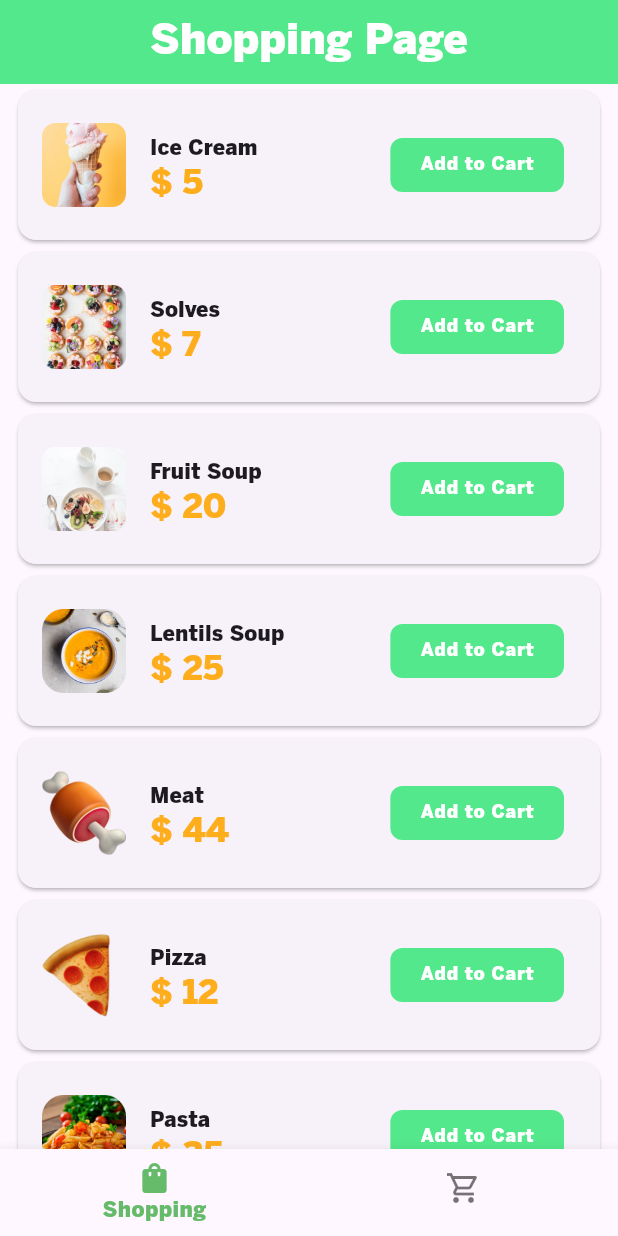
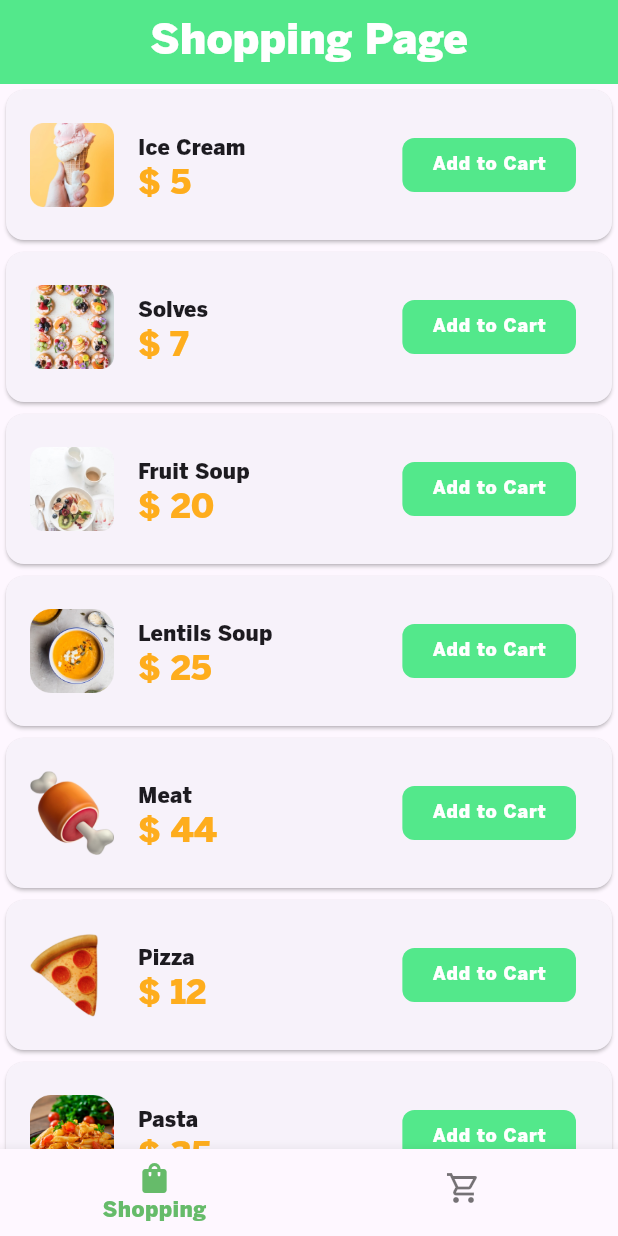
Before and after one commit to elsankary-02/Add-to-Cart, a Flutter app: the screen it shows after launch, on a phone screen of 412 x 824 dp. Run offline on Flutter 3.47's test engine with Material 3 defaults, Android fonts, the phone set to English and light mode, and no system bars.

Commit message:
exit the project

```diff
--- a/lib/core/components/model/items_model.dart
+++ b/lib/core/components/model/items_model.dart
@@ -3,7 +3,6 @@ import 'package:add_to_cart/core/components/constant/image_manger.dart';
 class ItemsModel {
   final String image;
   final String titel;
-
   final int price;
 
   ItemsModel({required this.image, required this.titel, required this.price});
--- a/lib/page/shopping_page/shopping_page.dart
+++ b/lib/page/shopping_page/shopping_page.dart
@@ -19,12 +19,10 @@ class ShoppingPage extends StatelessWidget {
         centerTitle: true,
         backgroundColor: ColorManger.kMaterialColor,
       ),
-        body: Padding(
-          padding: const EdgeInsetsDirectional.symmetric(horizontal: 8),
-          child: ListView.builder(
+      body: ListView.builder(
         itemCount: items.length,
         itemBuilder: (context, index) {
-              final variableItems = items[index];
+          final kindItems = items[index];
           return Card(
             child: Container(
               decoration: BoxDecoration(),
@@ -32,12 +30,12 @@ class ShoppingPage extends StatelessWidget {
               child: Center(
                 child: ListTile(
                   leading: Image.asset(
-                        variableItems.image,
+                    kindItems.image,
                     fit: BoxFit.cover,
                   ),
                   //! titel
                   title: Text(
-                        variableItems.titel,
+                    kindItems.titel,
                     style: textTheme.titleSmall!
                         .copyWith(fontWeight: FontWeight.w400),
                   ),
@@ -49,7 +47,7 @@ class ShoppingPage extends StatelessWidget {
                         children: [
                           //! علامه الدولار
                           TextSpan(text: r'$ '),
-                              TextSpan(text: variableItems.price.toString()),
+                          TextSpan(text: kindItems.price.toString()),
                         ]),
                   ),
                   //! add Container
@@ -66,8 +64,7 @@ class ShoppingPage extends StatelessWidget {
                       child: Text(
                         'Add to Cart',
                         style: textTheme.labelMedium!.copyWith(
-                                color: Colors.white,
-                                fontWeight: FontWeight.w400),
+                            color: Colors.white, fontWeight: FontWeight.w400),
                       ),
                     ),
                   ),
@@ -77,6 +74,6 @@ class ShoppingPage extends StatelessWidget {
           );
         },
       ),
-        ));
+    );
   }
 }
```
Lines whose indentation alone changed are shown as unchanged.
